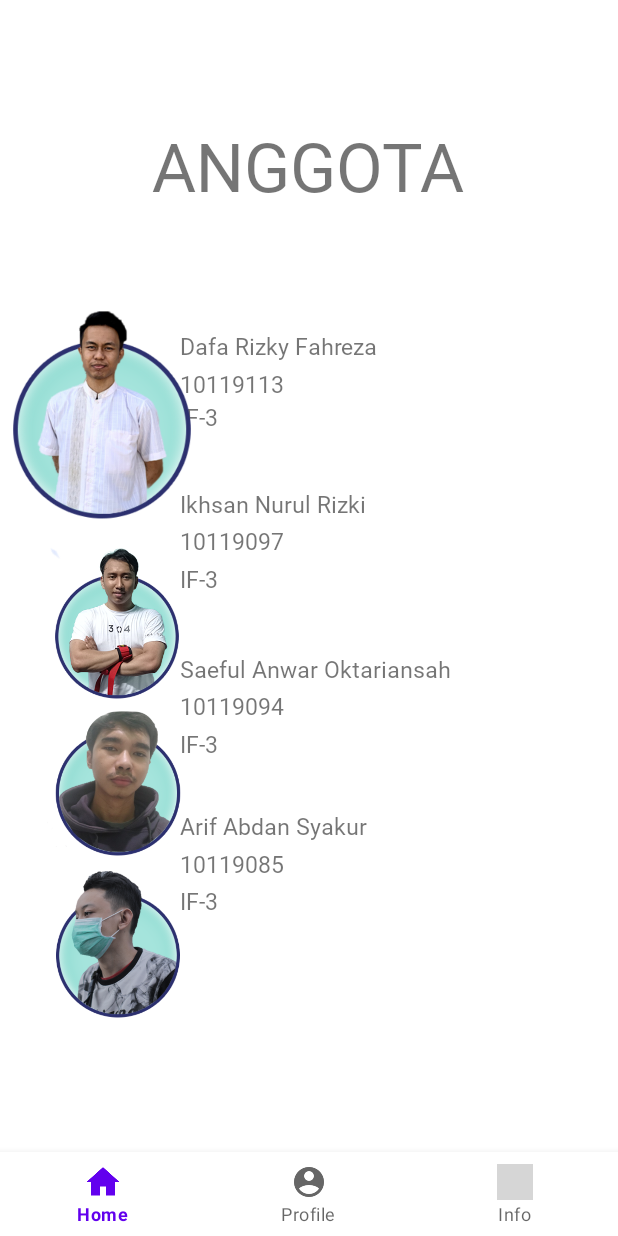
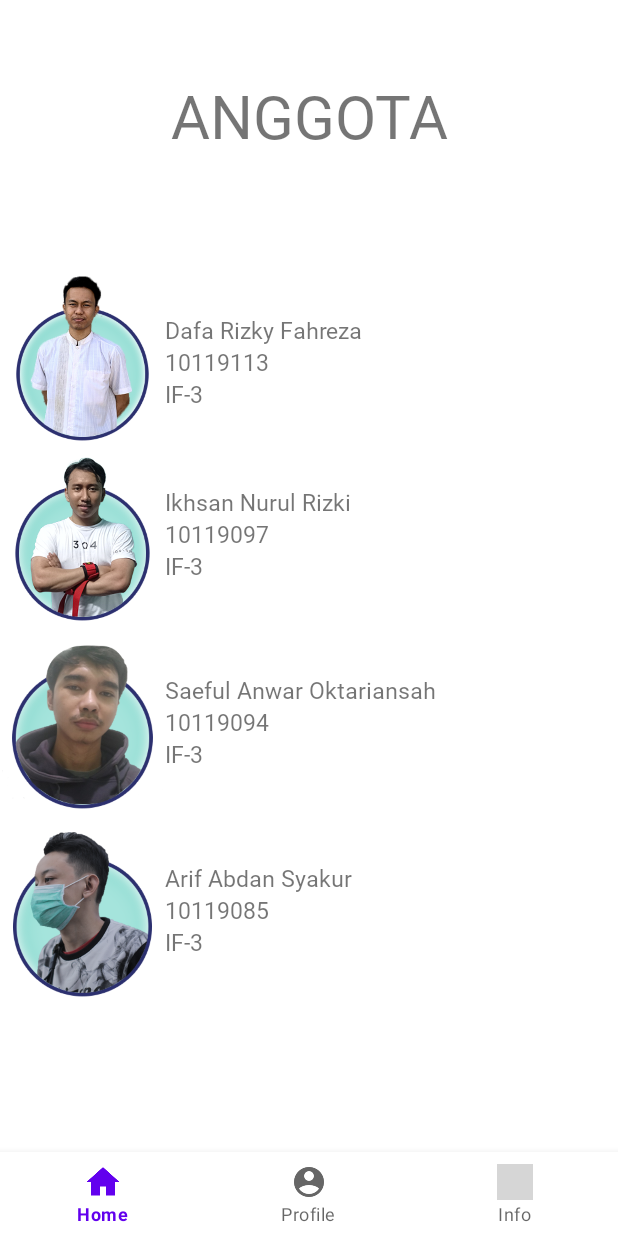
Before and after one commit to dafalagi/Tubes_AKB, an Android app: the fragment ProfileFragment placed in its activity, on a phone screen of 412 x 824 dp. Run offline under Robolectric (Android 15) with nearby library versions, the phone set to English and light mode, and no system bars; our stand-ins replace Firebase (no records; nobody signed in at launch, a user with empty details on screens opened directly); grey boxes are pictures that could not be loaded.

Commit message:
update edit list

```diff
--- a/app/src/main/java/com/example/tubes_akb/EditActivity.java
+++ b/app/src/main/java/com/example/tubes_akb/EditActivity.java
@@ -3,13 +3,82 @@ package com.example.tubes_akb;
 
 import androidx.appcompat.app.AppCompatActivity;
 
+import android.content.Intent;
 import android.os.Bundle;
+import android.view.View;
+import android.widget.Button;
+import android.widget.TextView;
+import android.widget.Toast;
+
+import java.util.List;
 
 public class EditActivity extends AppCompatActivity {
+    private String key;
+    private String title;
+    private String description;
+    private double latitude;
+    private double longitude;
 
+    TextView titletxt;
+    TextView descriptiontxt;
+    TextView latitudetxt;
+    TextView longitudetxt;
+    Button BtnEdit;
     @Override
     protected void onCreate(Bundle savedInstanceState) {
         super.onCreate(savedInstanceState);
         setContentView(R.layout.activity_edit);
+        key = getIntent().getStringExtra("key");
+        title = getIntent().getStringExtra("title");
+        description = getIntent().getStringExtra("description");
+        latitude = getIntent().getDoubleExtra("latitude", 0);
+        longitude = getIntent().getDoubleExtra("longitude", 0);
+
+        titletxt = (TextView) findViewById(R.id.WisataTitleEdit);
+        descriptiontxt = (TextView) findViewById(R.id.WisataDescEdit);
+        latitudetxt = (TextView) findViewById(R.id.WisataLatitudeEdit);
+        longitudetxt = (TextView) findViewById(R.id.WisataLongitudeEdit);
+
+        BtnEdit = (Button) findViewById(R.id.BtnSaveEdit);
+
+        titletxt.setText(title);
+        descriptiontxt.setText(description);
+        latitudetxt.setText(String.valueOf(latitude));
+        longitudetxt.setText(String.valueOf(longitude));
+
+        Button editBtn = findViewById(R.id.BtnSaveEdit);
+        editBtn.setOnClickListener(new View.OnClickListener() {
+            @Override
+            public void onClick(View v) {
+                ListMaps listEdit = new ListMaps();
+                listEdit.setTitle(title);
+                listEdit.setDescription(description);
+                listEdit.setLatitude(latitude);
+                listEdit.setLongitude(longitude);
+                Intent intent = new Intent(EditActivity.this, HomeFragment.class);
+                startActivity(intent);
+                new DBHelper().updateWisata(key, listEdit, new DBHelper.DataStatus() {
+                    @Override
+                    public void DataIsLoaded(List<ListMaps> listMaps, List<String> keys) {
+
+                    }
+
+                    @Override
+                    public void DataIsInserted() {
+
+                    }
+
+                    @Override
+                    public void DataIsUpdated() {
+                       Toast.makeText(EditActivity.this, "Data berhasil diubah!", Toast.LENGTH_LONG).show();
+                    }
+
+                    @Override
+                    public void DataIsDeleted() {
+
+                    }
+                });
+            }
+        });
     }
 }
--- a/app/src/main/res/layout/activity_edit.xml
+++ b/app/src/main/res/layout/activity_edit.xml
@@ -33,27 +33,27 @@
             android:layout_height="wrap_content"
             android:visibility="gone"
             />
+
         <EditText
             android:id="@+id/WisataTitleEdit"
             android:layout_width="match_parent"
             android:layout_height="wrap_content"
+            android:background="@drawable/rounded_corner"
             android:hint="Nama tempat wisata"
-            android:padding="12dp"
-            android:background="@drawable/rounded_corner"
-            />
+            android:padding="12dp" />
+
         <EditText
             android:id="@+id/WisataDescEdit"
             android:layout_width="match_parent"
             android:layout_height="wrap_content"
+            android:layout_below="@id/WisataTitleEdit"
+            android:layout_marginTop="12dp"
+            android:layout_marginBottom="10dp"
+            android:background="@drawable/rounded_corner"
+            android:gravity="top"
             android:hint="Deskripsi tempat wisata"
-            android:background="@drawable/rounded_corner"
-            android:layout_below="@id/WisataTitleEdit"
-            android:padding="12dp"
-            android:layout_marginTop="12dp"
             android:lines="8"
-            android:gravity="top"
-            android:layout_marginBottom="10dp"
-            />
+            android:padding="12dp" />
         <TextView
             android:id="@+id/txtlocation"
             android:layout_width="match_parent"
@@ -64,37 +64,37 @@
             android:layout_marginTop="12dp"
             android:layout_marginBottom="6dp"
             />
+
         <EditText
             android:id="@+id/WisataLatitudeEdit"
             android:layout_width="150dp"
             android:layout_height="wrap_content"
-            android:hint="Latitude"
-            android:padding="12dp"
             android:layout_below="@id/txtlocation"
             android:layout_alignParentLeft="true"
             android:background="@drawable/rounded_corner"
-            />
+            android:hint="Latitude"
+            android:padding="12dp" />
+
         <EditText
             android:id="@+id/WisataLongitudeEdit"
             android:layout_width="150dp"
             android:layout_height="wrap_content"
-            android:hint="Longitude"
-            android:padding="12dp"
             android:layout_below="@id/txtlocation"
             android:layout_alignParentRight="true"
             android:background="@drawable/rounded_corner"
-            />
+            android:hint="Longitude"
+            android:padding="12dp" />
     </RelativeLayout>
+
     <Button
         android:id="@+id/BtnSaveEdit"
         android:layout_width="wrap_content"
         android:layout_height="wrap_content"
-        android:text="Simpan"
         android:layout_below="@id/fieldEdit"
         android:layout_alignParentRight="true"
         android:layout_marginTop="24dp"
         android:layout_marginRight="12dp"
-        />
+        android:text="Simpan" />
 </RelativeLayout>
     <!--Nama : Saeful Anwar Oktariansah-->
     <!--NIM  : 10119094-->
--- a/app/src/main/res/layout/fragment_profile.xml
+++ b/app/src/main/res/layout/fragment_profile.xml
@@ -4,184 +4,168 @@
 <!--NIM : 10119097-->
 <!--Kelas : IF-3-->
 
-<RelativeLayout xmlns:android="http://schemas.android.com/apk/res/android"
+<LinearLayout xmlns:android="http://schemas.android.com/apk/res/android"
     xmlns:app="http://schemas.android.com/apk/res-auto"
     xmlns:tools="http://schemas.android.com/tools"
+    android:orientation="vertical"
     android:layout_width="match_parent"
     android:layout_height="match_parent"
     tools:context=".ProfileFragment">
 
     <TextView
+        android:layout_width="match_parent"
+        android:layout_height="wrap_content"
+        android:text="ANGGOTA"
+        android:fontFamily="@font/mochiypopone"
+        android:textSize="40dp"
+        android:layout_marginVertical="50dp"
+        android:gravity="center"/>
+
+    <LinearLayout
+        android:layout_width="wrap_content"
+        android:layout_height="wrap_content">
+        <ImageView
+            android:layout_marginTop="30dp"
+            android:layout_marginBottom="10dp"
+            android:layout_width="110dp"
+            android:layout_height="110dp"
+            android:src="@drawable/dafa" />
+
+        <LinearLayout
             android:layout_width="wrap_content"
             android:layout_height="wrap_content"
-        android:layout_centerHorizontal="true"
+            android:orientation="vertical">
+            <TextView
+                android:layout_width="wrap_content"
+                android:layout_height="wrap_content"
                 android:fontFamily="@font/mochiypopone"
-        android:layout_marginTop="80dp"
-        android:textSize="45dp"
-        android:text="ANGGOTA" />
+                android:text="Dafa Rizky Fahreza"
+                android:textSize="15dp"
+                android:layout_marginTop="55dp"/>
 
             <TextView
-        android:id="@+id/nama"
                 android:layout_width="wrap_content"
-        android:layout_height="40dp"
-        android:layout_marginLeft="120dp"
-        android:layout_marginTop="220dp"
                 android:fontFamily="@font/mochiypopone"
-        android:text="Dafa Rizky Fahreza"
-        android:textSize="15sp" />
+                android:layout_height="wrap_content"
+                android:text="10119113"
+                android:textSize="15dp"/>
 
             <TextView
-        android:id="@+id/nim"
                 android:layout_width="wrap_content"
-        android:layout_height="40dp"
-        android:layout_marginLeft="120dp"
-        android:layout_marginTop="245dp"
+                android:layout_height="wrap_content"
                 android:fontFamily="@font/mochiypopone"
-        android:text="10119113"
-        android:textSize="15sp" />
+                android:text="IF-3"
+                android:textSize="15dp"/>
+        </LinearLayout>
+    </LinearLayout>
+
+    <LinearLayout
+        android:layout_width="wrap_content"
+        android:layout_height="wrap_content">
+
+        <ImageView
+            android:layout_marginBottom="15dp"
+            android:layout_width="110dp"
+            android:layout_height="110dp"
+            android:src="@drawable/ikhsan"/>
+
+        <LinearLayout
+            android:layout_width="wrap_content"
+            android:layout_height="wrap_content"
+            android:orientation="vertical">
+            <TextView
+                android:layout_width="wrap_content"
+                android:layout_height="wrap_content"
+                android:fontFamily="@font/mochiypopone"
+                android:text="Ikhsan Nurul Rizki"
+                android:textSize="15dp"
+                android:layout_marginTop="20dp"/>
 
             <TextView
-        android:id="@+id/kelas"
                 android:layout_width="wrap_content"
-        android:layout_height="40dp"
-        android:layout_marginLeft="120dp"
-        android:layout_marginTop="267dp"
+                android:fontFamily="@font/mochiypopone"
+                android:layout_height="wrap_content"
+                android:text="10119097"
+                android:textSize="15dp"/>
+
+            <TextView
+                android:layout_width="wrap_content"
+                android:layout_height="wrap_content"
                 android:fontFamily="@font/mochiypopone"
                 android:text="IF-3"
-        android:textSize="15sp" />
+                android:textSize="15dp"/>
+        </LinearLayout>
+    </LinearLayout>
+
+    <LinearLayout
+        android:layout_width="wrap_content"
+        android:layout_height="wrap_content">
+        <ImageView
+            android:layout_marginBottom="15dp"
+            android:layout_width="110dp"
+            android:layout_height="110dp"
+            android:src="@drawable/saeful"/>
+        <LinearLayout
+            android:layout_width="wrap_content"
+            android:layout_height="wrap_content"
+            android:orientation="vertical">
+            <TextView
+                android:layout_width="wrap_content"
+                android:layout_height="wrap_content"
+                android:fontFamily="@font/mochiypopone"
+                android:text="Saeful Anwar Oktariansah"
+                android:textSize="15dp"
+                android:layout_marginTop="20dp"/>
 
             <TextView
-        android:id="@+id/nama2"
                 android:layout_width="wrap_content"
-        android:layout_height="40dp"
-        android:layout_marginLeft="120dp"
-        android:layout_marginTop="325dp"
                 android:fontFamily="@font/mochiypopone"
-        android:text="Ikhsan Nurul Rizki"
-        android:textSize="15sp" />
+                android:layout_height="wrap_content"
+                android:text="10119094"
+                android:textSize="15dp"/>
 
             <TextView
-        android:id="@+id/nim2"
                 android:layout_width="wrap_content"
-        android:layout_height="40dp"
-        android:layout_marginLeft="120dp"
-        android:layout_marginTop="350dp"
+                android:layout_height="wrap_content"
                 android:fontFamily="@font/mochiypopone"
-        android:text="10119097"
-        android:textSize="15sp" />
+                android:text="IF-3"
+                android:textSize="15dp"/>
+        </LinearLayout>
+    </LinearLayout>
+    <LinearLayout
+        android:layout_width="wrap_content"
+        android:layout_height="wrap_content">
+        <ImageView
+            android:layout_marginBottom="15dp"
+            android:layout_width="110dp"
+            android:layout_height="110dp"
+            android:src="@drawable/arif"/>
+        <LinearLayout
+            android:layout_width="wrap_content"
+            android:layout_height="wrap_content"
+            android:orientation="vertical">
+            <TextView
+                android:layout_width="wrap_content"
+                android:layout_height="wrap_content"
+                android:fontFamily="@font/mochiypopone"
+                android:text="Arif Abdan Syakur"
+                android:textSize="15dp"
+                android:layout_marginTop="20dp"/>
 
             <TextView
-        android:id="@+id/kelas2"
                 android:layout_width="wrap_content"
-        android:layout_height="40dp"
-        android:layout_marginLeft="120dp"
-        android:layout_marginTop="375dp"
+                android:fontFamily="@font/mochiypopone"
+                android:layout_height="wrap_content"
+                android:text="10119085"
+                android:textSize="15dp"/>
+
+            <TextView
+                android:layout_width="wrap_content"
+                android:layout_height="wrap_content"
                 android:fontFamily="@font/mochiypopone"
                 android:text="IF-3"
-        android:textSize="15sp" />
+                android:textSize="15dp"/>
+        </LinearLayout>
+    </LinearLayout>
 
-    <TextView
-        android:id="@+id/nama3"
-        android:layout_width="wrap_content"
-        android:layout_height="40dp"
-        android:layout_marginLeft="120dp"
-        android:layout_marginTop="435dp"
-        android:fontFamily="@font/mochiypopone"
-        android:text="Saeful Anwar Oktariansah "
-        android:textSize="15sp" />
-
-    <TextView
-        android:id="@+id/nim3"
-        android:layout_width="wrap_content"
-        android:layout_height="40dp"
-        android:layout_marginLeft="120dp"
-        android:layout_marginTop="460dp"
-        android:fontFamily="@font/mochiypopone"
-        android:text="10119094"
-        android:textSize="15sp" />
-
-    <TextView
-        android:id="@+id/kelas3"
-        android:layout_width="wrap_content"
-        android:layout_height="40dp"
-        android:layout_marginLeft="120dp"
-        android:layout_marginTop="485dp"
-        android:fontFamily="@font/mochiypopone"
-        android:text="IF-3"
-        android:textSize="15sp" />
-
-    <TextView
-        android:id="@+id/nama4"
-        android:layout_width="wrap_content"
-        android:layout_height="40dp"
-        android:layout_marginLeft="120dp"
-        android:layout_marginTop="540dp"
-        android:fontFamily="@font/mochiypopone"
-        android:text="Arif Abdan Syakur"
-        android:textSize="15sp" />
-
-    <TextView
-        android:id="@+id/nim4"
-        android:layout_width="wrap_content"
-        android:layout_height="40dp"
-        android:layout_marginLeft="120dp"
-        android:layout_marginTop="565dp"
-        android:fontFamily="@font/mochiypopone"
-        android:text="10119085"
-        android:textSize="15sp" />
-
-    <TextView
-        android:id="@+id/kelas4"
-        android:layout_width="wrap_content"
-        android:layout_height="40dp"
-        android:layout_marginLeft="120dp"
-        android:layout_marginTop="590dp"
-        android:fontFamily="@font/mochiypopone"
-        android:text="IF-3"
-        android:textSize="15sp" />
-
-    <ImageView
-        android:id="@+id/imageView2"
-        android:layout_width="131dp"
-        android:layout_height="129dp"
-        android:layout_alignParentStart="true"
-        android:layout_alignParentTop="true"
-        android:layout_alignParentEnd="true"
-        android:layout_alignParentBottom="true"
-        android:layout_marginStart="2dp"
-        android:layout_marginTop="207dp"
-        android:layout_marginEnd="278dp"
-        android:layout_marginBottom="395dp"
-        android:src="@drawable/dafa" />
-
-    <ImageView
-        android:id="@+id/imageView5"
-        android:layout_width="101dp"
-        android:layout_height="101dp"
-        android:layout_alignParentEnd="true"
-        android:layout_alignParentBottom="true"
-        android:layout_marginEnd="283dp"
-        android:layout_marginBottom="302dp"
-        android:src="@drawable/ikhsan" />
-
-    <ImageView
-        android:id="@+id/imageView6"
-        android:layout_width="104dp"
-        android:layout_height="97dp"
-        android:layout_alignParentEnd="true"
-        android:layout_alignParentBottom="true"
-        android:layout_marginEnd="281dp"
-        android:layout_marginBottom="197dp"
-        android:src="@drawable/saeful" />
-
-    <ImageView
-        android:id="@+id/imageView7"
-        android:layout_width="84dp"
-        android:layout_height="98dp"
-        android:layout_alignParentEnd="true"
-        android:layout_alignParentBottom="true"
-        android:layout_marginEnd="291dp"
-        android:layout_marginBottom="89dp"
-        android:src="@drawable/arif" />
-
-</RelativeLayout>
+</LinearLayout>
```
Also changed, not shown: app/src/main/res/drawable/dafa.png. Lines whose indentation alone changed are shown as unchanged.
